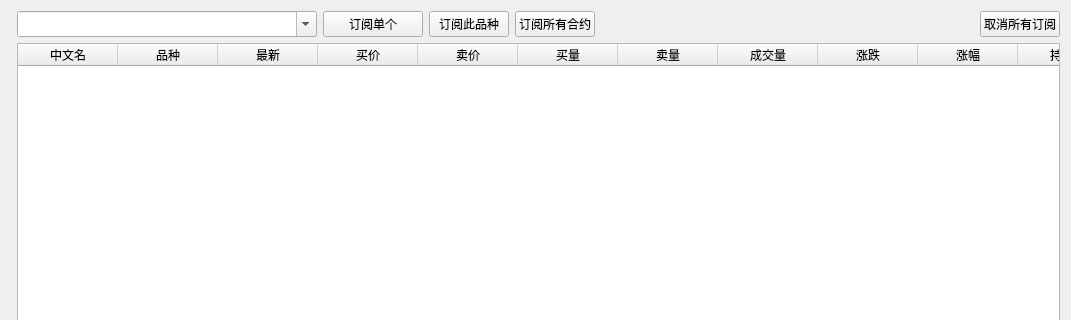
First picture: the form in app/ui/market.ui, repository ctpbee/ctpbee_desktop, before the edit; both pictures show x 0 to 1071 and y 0 to 320 of the 1071 by 816 pixel window.
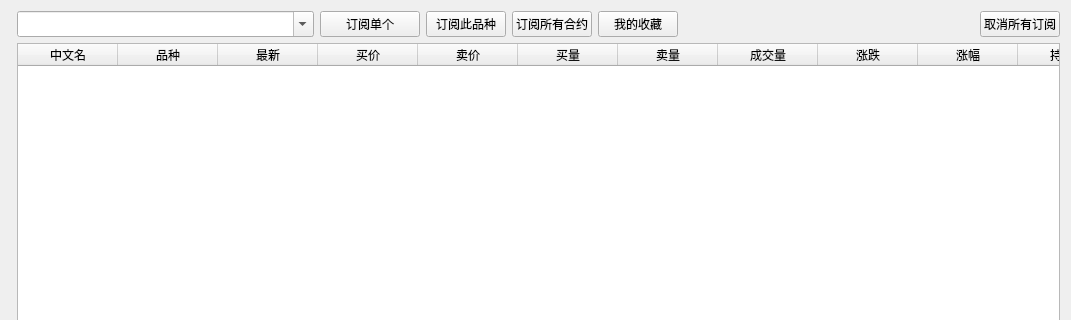
Second picture: the form after the edit.

Commit message: sigin db kline market

```diff
--- a/app/ui/market.ui
+++ b/app/ui/market.ui
@@ -21,7 +21,7 @@
   </property>
   <layout class="QFormLayout" name="formLayout">
    <item row="6" column="1">
-    <layout class="QHBoxLayout" name="horizontalLayout" stretch="4,5,0,0,4,0">
+    <layout class="QHBoxLayout" name="horizontalLayout" stretch="4,5,0,0,0,4,0">
      <item>
       <widget class="QComboBox" name="symbol_list">
        <property name="sizePolicy">
@@ -71,6 +71,13 @@
        </property>
       </widget>
      </item>
+     <item>
+      <widget class="QPushButton" name="my_star">
+       <property name="text">
+        <string>我的收藏</string>
+       </property>
+      </widget>
+     </item>
      <item>
       <spacer name="horizontalSpacer">
        <property name="orientation">
```
The commit also changes 12 other files.
